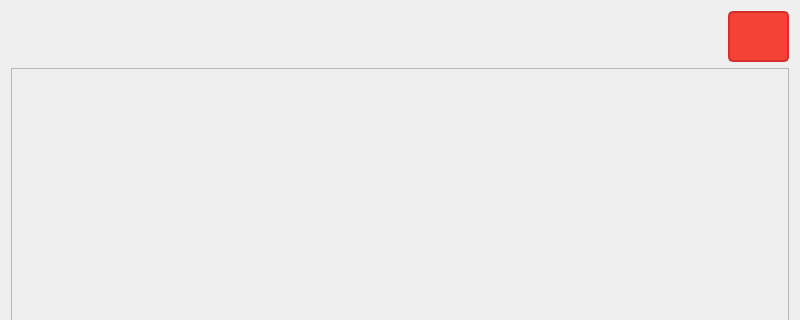
This is Dispositions.ui in Eliasgnd/Eau-couper_by_AE as Qt 5 draws it before an edit; both pictures show x 0 to 800 and y 0 to 320 of the 800 by 600 pixel window. The edited form follows.
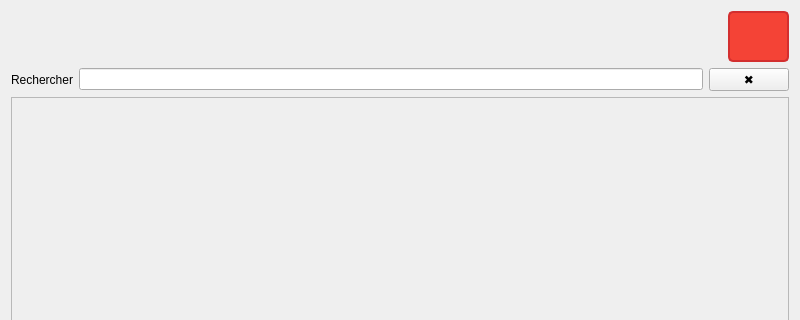
This is the edited form. Icons and pictures are not drawn.

Commit message: Add search and usage sorting to Dispositions

Diff of the .ui file:
```diff
--- a/Dispositions.ui
+++ b/Dispositions.ui
@@ -76,6 +76,27 @@
      </item>
     </layout>
    </item>
+   <item>
+    <layout class="QHBoxLayout" name="searchLayout">
+     <item>
+      <widget class="QLabel" name="labelSearch">
+       <property name="text">
+        <string>Rechercher</string>
+       </property>
+      </widget>
+     </item>
+     <item>
+      <widget class="QLineEdit" name="searchBar"/>
+     </item>
+     <item>
+      <widget class="QPushButton" name="buttonClearSearch">
+       <property name="text">
+        <string>✖</string>
+       </property>
+      </widget>
+     </item>
+    </layout>
+   </item>
    <item>
     <widget class="QScrollArea" name="scrollAreaDispositions">
      <property name="widgetResizable">
```
The commit also changes 4 other files.
